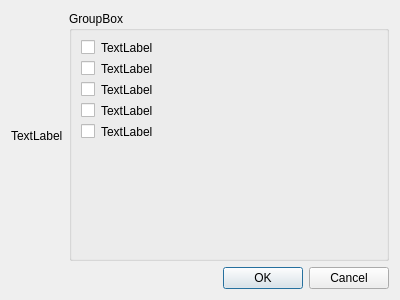
First picture: the form in rpfm_ui/ui_templates/optimizer_dialog.ui, repository Frodo45127/rpfm, before the edit.
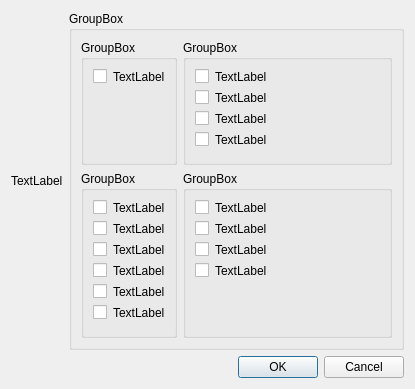
Second picture: the form after the edit.

Commit message: Massive entangled patch: - Reworked optimized to be fully toggleable. - Implemented support for the new twad_key_deletes and all related features. - Removed optimizer pass after translating a mod to avoid deleting valid itm lines.

Diff of the .ui file:
```diff
--- a/rpfm_ui/ui_templates/optimizer_dialog.ui
+++ b/rpfm_ui/ui_templates/optimizer_dialog.ui
@@ -6,8 +6,8 @@
    <rect>
     <x>0</x>
     <y>0</y>
-    <width>400</width>
-    <height>300</height>
+    <width>415</width>
+    <height>342</height>
    </rect>
   </property>
   <property name="windowTitle">
@@ -26,78 +26,263 @@
      <property name="title">
       <string>GroupBox</string>
      </property>
-     <layout class="QGridLayout" name="gridLayout_3" rowstretch="0,0,0,0,0,0,1,0" columnstretch="0,1,0">
+     <layout class="QGridLayout" name="gridLayout_3" rowstretch="0,0,0,0,0,0,0,0" columnstretch="0,0,0">
+      <item row="3" column="0" colspan="2">
+       <widget class="QGroupBox" name="table_groupbox">
+        <property name="title">
+         <string>GroupBox</string>
+        </property>
+        <layout class="QGridLayout" name="gridLayout_4" columnstretch="0,1">
       <item row="4" column="0">
-       <widget class="QCheckBox" name="remove_empty_masks_checkbox">
+          <widget class="QCheckBox" name="table_remove_itm_entries_checkbox">
         <property name="text">
          <string/>
         </property>
        </widget>
       </item>
-      <item row="2" column="0">
-       <widget class="QCheckBox" name="remove_unused_art_sets_checkbox">
+         <item row="0" column="0">
+          <widget class="QCheckBox" name="db_import_datacores_into_twad_key_deletes_checkbox">
         <property name="text">
          <string/>
         </property>
        </widget>
       </item>
-      <item row="3" column="1">
-       <widget class="QLabel" name="remove_unused_variants_label">
-        <property name="text">
-         <string>TextLabel</string>
-        </property>
-       </widget>
-      </item>
-      <item row="4" column="1">
-       <widget class="QLabel" name="remove_empty_masks_label">
-        <property name="text">
-         <string>TextLabel</string>
-        </property>
-       </widget>
-      </item>
-      <item row="7" column="0" colspan="3">
+         <item row="7" column="0" colspan="2">
        <widget class="QWidget" name="widget_2" native="true"/>
       </item>
+         <item row="4" column="1">
+          <widget class="QLabel" name="table_remove_itm_entries_label">
+           <property name="text">
+            <string>TextLabel</string>
+           </property>
+          </widget>
+         </item>
+         <item row="5" column="0">
+          <widget class="QCheckBox" name="table_remove_itnr_entries_checkbox">
+           <property name="text">
+            <string/>
+           </property>
+          </widget>
+         </item>
+         <item row="1" column="0">
+          <widget class="QCheckBox" name="db_optimize_datacored_tables_checkbox">
+           <property name="text">
+            <string/>
+           </property>
+          </widget>
+         </item>
+         <item row="2" column="1">
+          <widget class="QLabel" name="table_remove_duplicated_entries_label">
+           <property name="text">
+            <string>TextLabel</string>
+           </property>
+          </widget>
+         </item>
+         <item row="5" column="1">
+          <widget class="QLabel" name="table_remove_itnr_entries_label">
+           <property name="text">
+            <string>TextLabel</string>
+           </property>
+          </widget>
+         </item>
+         <item row="2" column="0">
+          <widget class="QCheckBox" name="table_remove_duplicated_entries_checkbox">
+           <property name="text">
+            <string/>
+           </property>
+          </widget>
+         </item>
+         <item row="6" column="0">
+          <widget class="QCheckBox" name="table_remove_empty_file_checkbox">
+           <property name="text">
+            <string/>
+           </property>
+          </widget>
+         </item>
+         <item row="0" column="1">
+          <widget class="QLabel" name="db_import_datacores_into_twad_key_deletes_label">
+           <property name="text">
+            <string>TextLabel</string>
+           </property>
+          </widget>
+         </item>
       <item row="1" column="1">
-       <widget class="QLabel" name="optimize_datacored_tables_label">
+          <widget class="QLabel" name="db_optimize_datacored_tables_label">
         <property name="text">
          <string>TextLabel</string>
         </property>
        </widget>
       </item>
+         <item row="6" column="1">
+          <widget class="QLabel" name="table_remove_empty_file_label">
+           <property name="text">
+            <string>TextLabel</string>
+           </property>
+          </widget>
+         </item>
+        </layout>
+       </widget>
+      </item>
+      <item row="2" column="0" colspan="2">
+       <widget class="QGroupBox" name="pack_groupbox">
+        <property name="title">
+         <string>GroupBox</string>
+        </property>
+        <layout class="QGridLayout" name="gridLayout_5" rowstretch="0,0" columnstretch="0,1">
+         <item row="0" column="0">
+          <widget class="QCheckBox" name="pack_remove_itm_files_checkbox">
+           <property name="text">
+            <string/>
+           </property>
+          </widget>
+         </item>
+         <item row="0" column="1">
+          <widget class="QLabel" name="pack_remove_itm_files_label">
+           <property name="text">
+            <string>TextLabel</string>
+           </property>
+          </widget>
+         </item>
       <item row="1" column="0">
-       <widget class="QCheckBox" name="optimize_datacored_tables_checkbox">
+          <widget class="QWidget" name="widget_3" native="true"/>
+         </item>
+        </layout>
+       </widget>
+      </item>
+      <item row="2" column="2">
+       <widget class="QGroupBox" name="text_groupbox">
+        <property name="title">
+         <string>GroupBox</string>
+        </property>
+        <layout class="QGridLayout" name="gridLayout_6" columnstretch="0,1">
+         <item row="1" column="1">
+          <widget class="QLabel" name="text_remove_unused_xml_prefab_folder_label">
         <property name="text">
+            <string>TextLabel</string>
+           </property>
+          </widget>
+         </item>
+         <item row="0" column="0">
+          <widget class="QCheckBox" name="text_remove_unused_xml_map_folders_checkbox">
+           <property name="text">
          <string/>
         </property>
        </widget>
       </item>
       <item row="3" column="0">
-       <widget class="QCheckBox" name="remove_unused_variants_checkbox">
+          <widget class="QCheckBox" name="text_remove_model_statistics_files_checkbox">
         <property name="text">
          <string/>
         </property>
        </widget>
       </item>
+         <item row="1" column="0">
+          <widget class="QCheckBox" name="text_remove_unused_xml_prefab_folder_checkbox">
+           <property name="text">
+            <string/>
+           </property>
+          </widget>
+         </item>
+         <item row="0" column="1">
+          <widget class="QLabel" name="text_remove_unused_xml_map_folders_label">
+           <property name="text">
+            <string>TextLabel</string>
+           </property>
+          </widget>
+         </item>
+         <item row="2" column="0">
+          <widget class="QCheckBox" name="text_remove_agf_files_checkbox">
+           <property name="text">
+            <string/>
+           </property>
+          </widget>
+         </item>
       <item row="2" column="1">
-       <widget class="QLabel" name="remove_unused_art_sets_label">
+          <widget class="QLabel" name="text_remove_agf_files_label">
         <property name="text">
          <string>TextLabel</string>
         </property>
        </widget>
       </item>
+         <item row="3" column="1">
+          <widget class="QLabel" name="text_remove_model_statistics_files_label">
+           <property name="text">
+            <string>TextLabel</string>
+           </property>
+          </widget>
+         </item>
+         <item row="4" column="1">
+          <widget class="QWidget" name="widget_4" native="true"/>
+         </item>
+        </layout>
+       </widget>
+      </item>
+      <item row="3" column="2">
+       <widget class="QGroupBox" name="pts_groupbox">
+        <property name="title">
+         <string>GroupBox</string>
+        </property>
+        <layout class="QGridLayout" name="gridLayout_2" rowstretch="0,0,0,0,0" columnstretch="0,1">
+         <item row="1" column="0">
+          <widget class="QCheckBox" name="pts_remove_unused_variants_checkbox">
+           <property name="text">
+            <string/>
+           </property>
+          </widget>
+         </item>
+         <item row="2" column="1">
+          <widget class="QLabel" name="pts_remove_empty_masks_label">
+           <property name="text">
+            <string>TextLabel</string>
+           </property>
+          </widget>
+         </item>
       <item row="0" column="0">
-       <widget class="QCheckBox" name="remove_itm_checkbox">
+          <widget class="QCheckBox" name="pts_remove_unused_art_sets_checkbox">
         <property name="text">
          <string/>
         </property>
        </widget>
       </item>
       <item row="0" column="1">
-       <widget class="QLabel" name="remove_itm_label">
+          <widget class="QLabel" name="pts_remove_unused_art_sets_label">
         <property name="text">
          <string>TextLabel</string>
         </property>
+          </widget>
+         </item>
+         <item row="1" column="1">
+          <widget class="QLabel" name="pts_remove_unused_variants_label">
+           <property name="text">
+            <string>TextLabel</string>
+           </property>
+          </widget>
+         </item>
+         <item row="4" column="0">
+          <widget class="QWidget" name="widget" native="true"/>
+         </item>
+         <item row="2" column="0">
+          <widget class="QCheckBox" name="pts_remove_empty_masks_checkbox">
+           <property name="text">
+            <string/>
+           </property>
+          </widget>
+         </item>
+         <item row="3" column="0">
+          <widget class="QCheckBox" name="pts_remove_empty_file_checkbox">
+           <property name="text">
+            <string/>
+           </property>
+          </widget>
+         </item>
+         <item row="3" column="1">
+          <widget class="QLabel" name="pts_remove_empty_file_label">
+           <property name="text">
+            <string>TextLabel</string>
+           </property>
+          </widget>
+         </item>
+        </layout>
        </widget>
       </item>
      </layout>
```
Lines whose indentation alone changed are shown as unchanged. The commit also changes 16 other files.
